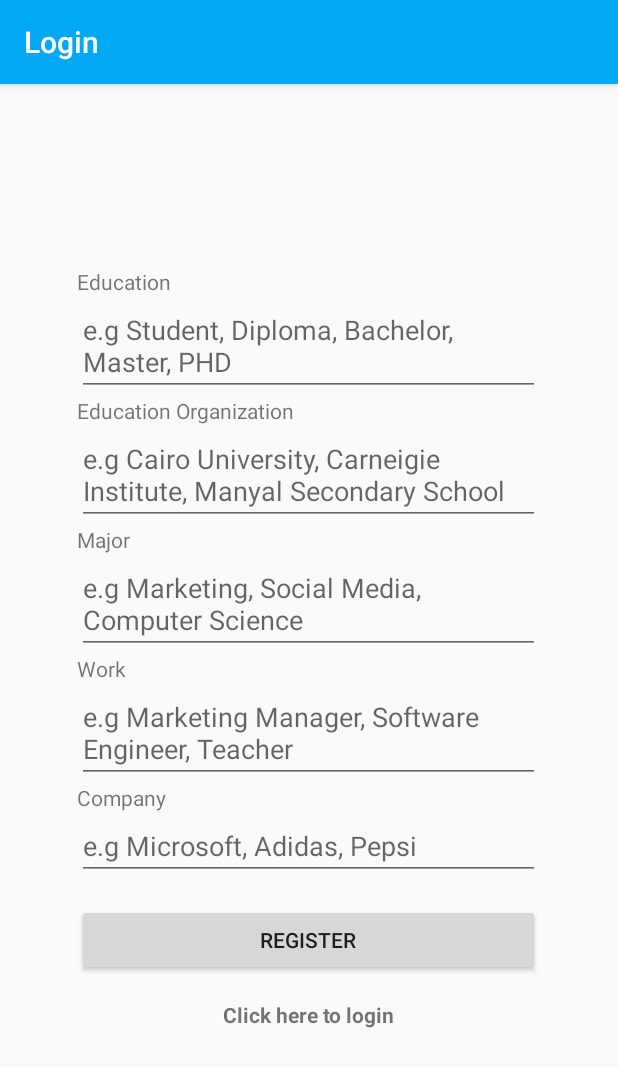
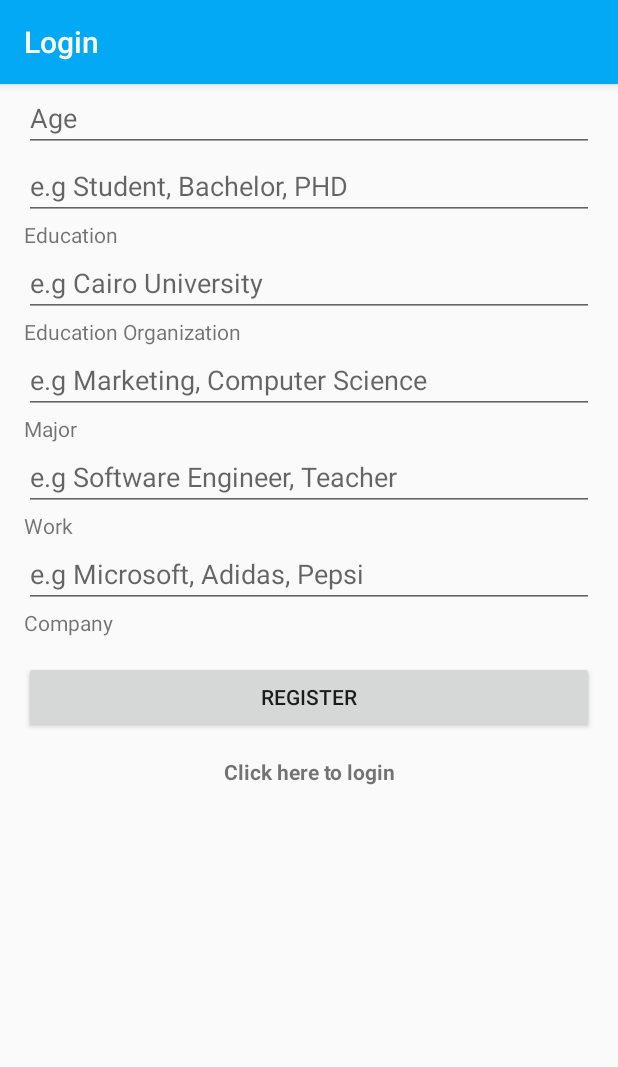
Before and after one commit to hossamnasser938/OCSChat, an Android app: the fragment RegisterMoreInfoFragment placed in its activity, on a phone screen of 412 x 824 dp. Shown: the top 1067 px of the screen. Run offline under Robolectric (Android 15) with nearby library versions, the phone set to English and light mode, and no system bars; our stand-ins replace RxJava; 1 statement that could not run was skipped.

Commit message:
Debugging changes

```diff
--- a/app/src/main/AndroidManifest.xml
+++ b/app/src/main/AndroidManifest.xml
@@ -30,7 +30,9 @@
             android:name=".activity.ChatActivity"
             android:label="@string/chat"
             android:parentActivityName=".activity.HomeActivity" />
-        <activity android:name=".activity.SettingsActivity"></activity>
+        <activity android:name=".activity.SettingsActivity"
+            android:label="@string/settings"
+            android:parentActivityName=".activity.HomeActivity" />
     </application>
 
 </manifest>
--- a/app/src/main/java/com/example/android/ocschat/fragment/RegisterFragment.kt
+++ b/app/src/main/java/com/example/android/ocschat/fragment/RegisterFragment.kt
@@ -83,7 +83,7 @@ class RegisterFragment : Fragment() {
             val userInput = getUserInput()
 
             //check empty email or password
-            if(!loginViewModel.checkEmptyInputs(userInput[Constants.EMAIL_KEY] as String, userInput[Constants.NAME_KEY] as String, userInput[Constants.PASSWORD_KEY] as String)){
+            if(!loginViewModel.checkEmptyInputs(userInput[Constants.EMAIL_KEY] as String, userInput[Constants.FIRST_NAME_KEY] as String, userInput[Constants.LAST_NAME_KEY] as String, userInput[Constants.PASSWORD_KEY] as String)){
                 showErrorMessage(R.string.forgot_email_password_name)
                 return@setOnClickListener
             }
--- a/app/src/main/java/com/example/android/ocschat/fragment/SettingsFragment.kt
+++ b/app/src/main/java/com/example/android/ocschat/fragment/SettingsFragment.kt
@@ -64,7 +64,7 @@ class SettingsFragment : Fragment() {
             settings_logged_user_name.text = currentlyLoggedUser.name
             //TODO: set user image
             setUserInfoOnClickListener(currentlyLoggedUser)
-            Log.d("SettingsFragment", it.name)
+            //Log.d("SettingsFragment", it.firstName)
         }, {
             Log.d("SettingsFragment", it.message)
             Toast.makeText(context, Constants.ERROR_FETCHING_USER_INFO, Toast.LENGTH_SHORT).show()
--- a/app/src/main/java/com/example/android/ocschat/util/Constants.java
+++ b/app/src/main/java/com/example/android/ocschat/util/Constants.java
@@ -6,7 +6,6 @@ public class Constants {
     public static final String FAILED_LOGIN_MESSAGE = "Failed to login";
     public static final String EMAIL_KEY = "email";
     public static final String PASSWORD_KEY = "password";
-    public static final String NAME_KEY = "name";
     public static final String FIRST_NAME_KEY = "first_name";
     public static final String LAST_NAME_KEY = "last_name";
     public static final String AGE_KEY = "age";
--- a/app/src/main/java/com/example/android/ocschat/viewModel/impl/LoginViewModelImpl.kt
+++ b/app/src/main/java/com/example/android/ocschat/viewModel/impl/LoginViewModelImpl.kt
@@ -24,10 +24,10 @@ class LoginViewModelImpl : LoginViewModel {
         return api.registerInFirebaseAuth(body[Constants.EMAIL_KEY] as String, body[Constants.PASSWORD_KEY] as String)
                 .flatMap { AuthResult ->
             if(AuthResult.user != null) {
-                val user = User(AuthResult.user.uid, body[Constants.NAME_KEY] as String)
+                val user = User(AuthResult.user.uid, body[Constants.FIRST_NAME_KEY] as String, body[Constants.LAST_NAME_KEY] as String)
                 addUserInfo(user, body)
                 api.registerInFirebaseDatabase(user)
-                        .subscribe({  }, { Maybe.error<OCSChatThrowable>(OCSChatThrowable(it.message)) })//removed: Constants.FAILED_REGISTERING_MESSAGE
+                        .subscribe({  }, { Maybe.error<OCSChatThrowable>(OCSChatThrowable(it.message)) })
                 Maybe.just(AuthResult.user)
             }
             else Maybe.error(OCSChatThrowable(Constants.FAILED_REGISTERING_MESSAGE)) }
@@ -55,7 +55,6 @@ class LoginViewModelImpl : LoginViewModel {
     }
 
     private fun addUserInfo(user : User, body: HashMap<String, Any>){
-        //TODO: add existing info
         if(body.containsKey(Constants.AGE_KEY))
             user.age = body[Constants.AGE_KEY] as Int
         if(body.containsKey(Constants.EDUCATION_KEY))
--- a/app/src/main/res/layout/fragment_register_more_info.xml
+++ b/app/src/main/res/layout/fragment_register_more_info.xml
@@ -1,74 +1,63 @@
 <?xml version="1.0" encoding="utf-8"?>
-<LinearLayout xmlns:android="http://schemas.android.com/apk/res/android"
+<ScrollView xmlns:android="http://schemas.android.com/apk/res/android"
     android:layout_width="match_parent"
     android:layout_height="match_parent">
 
-    <View
-        android:layout_width="0dp"
-        android:layout_height="match_parent"
-        android:layout_weight="1"/>
+    <LinearLayout
+        android:layout_width="match_parent"
+        android:layout_height="wrap_content"
+        android:orientation="vertical">
 
-    <LinearLayout
-        android:layout_width="0dp"
-        android:layout_height="wrap_content"
-        android:layout_weight="6"
-        android:orientation="vertical"
-        android:layout_gravity="center_vertical">
+        <EditText
+            android:id="@+id/register_age_edit_text"
+            style="@style/RegisterMoreInfoFields"
+            android:inputType="number"
+            android:hint="@string/age" />
+
+        <EditText
+            android:id="@+id/register_education_edit_text"
+            style="@style/RegisterMoreInfoFields"
+            android:hint="@string/education_examples" />
 
         <TextView
-            android:layout_width="wrap_content"
-            android:layout_height="wrap_content"
+            style="@style/RegisterMoreInfoFields"
             android:text="@string/education" />
 
         <EditText
-            android:id="@+id/register_education_edit_text"
-            android:layout_width="match_parent"
-            android:layout_height="wrap_content"
-            android:hint="@string/education_examples" />
+            android:id="@+id/register_education_org_edit_text"
+            style="@style/RegisterMoreInfoFields"
+            android:hint="@string/education_org_examples" />
 
         <TextView
-            android:layout_width="wrap_content"
-            android:layout_height="wrap_content"
+            style="@style/RegisterMoreInfoFields"
             android:text="@string/education_org" />
 
         <EditText
-            android:id="@+id/register_education_org_edit_text"
-            android:layout_width="match_parent"
-            android:layout_height="wrap_content"
-            android:hint="@string/education_org_examples" />
+            android:id="@+id/register_major_edit_text"
+            style="@style/RegisterMoreInfoFields"
+            android:hint="@string/major_examples" />
 
         <TextView
-            android:layout_width="wrap_content"
-            android:layout_height="wrap_content"
+            style="@style/RegisterMoreInfoFields"
             android:text="@string/major" />
 
         <EditText
-            android:id="@+id/register_major_edit_text"
-            android:layout_width="match_parent"
-            android:layout_height="wrap_content"
-            android:hint="@string/major_examples" />
+            android:id="@+id/register_work_edit_text"
+            style="@style/RegisterMoreInfoFields"
+            android:hint="@string/work_examples" />
 
         <TextView
-            android:layout_width="wrap_content"
-            android:layout_height="wrap_content"
+            style="@style/RegisterMoreInfoFields"
             android:text="@string/work" />
 
         <EditText
-            android:id="@+id/register_work_edit_text"
-            android:layout_width="match_parent"
-            android:layout_height="wrap_content"
-            android:hint="@string/work_examples" />
+            android:id="@+id/register_company_edit_text"
+            style="@style/RegisterMoreInfoFields"
+            android:hint="@string/company_examples" />
 
         <TextView
-            android:layout_width="wrap_content"
-            android:layout_height="wrap_content"
+            style="@style/RegisterMoreInfoFields"
             android:text="@string/company" />
-
-        <EditText
-            android:id="@+id/register_company_edit_text"
-            android:layout_width="match_parent"
-            android:layout_height="wrap_content"
-            android:hint="@string/company_examples" />
 
         <TextView
             android:id="@+id/register_error_text_view"
@@ -79,13 +68,6 @@
             android:gravity="center_horizontal"
             android:textColor="@color/red" />
 
-        <Button
-            android:id="@+id/register_button"
-            android:layout_width="match_parent"
-            android:layout_height="wrap_content"
-            android:layout_marginTop="@dimen/default16_margin"
-            android:text="@string/register" />
-
         <ProgressBar
             android:id="@+id/register_loading_progress_bar"
             android:layout_width="@dimen/progress_bar_dimens"
@@ -93,6 +75,12 @@
             android:layout_margin="@dimen/default16_margin"
             android:visibility="gone"
             android:layout_gravity="center_horizontal" />
+
+        <Button
+            android:id="@+id/register_button"
+            style="@style/RegisterMoreInfoFields"
+            android:layout_marginTop="@dimen/default16_margin"
+            android:text="@string/register" />
 
         <TextView
             android:id="@+id/click_login_text_view"
@@ -105,9 +93,4 @@
 
     </LinearLayout>
 
-    <View
-        android:layout_width="0dp"
-        android:layout_height="match_parent"
-        android:layout_weight="1"/>
-
-</LinearLayout>
+</ScrollView>
--- a/app/src/main/res/layout/fragment_user_info.xml
+++ b/app/src/main/res/layout/fragment_user_info.xml
@@ -7,7 +7,6 @@
         android:layout_width="0dp"
         android:layout_height="wrap_content"
         android:layout_weight="1"
-        android:layout_margin="@dimen/default16_margin"
         android:orientation="vertical">
 
         <TextView
@@ -47,7 +46,7 @@
         android:layout_width="0dp"
         android:layout_height="wrap_content"
         android:layout_weight="1"
-        android:layout_margin="@dimen/default16_margin"
+        android:layout_margin="@dimen/default8_margin"
         android:scaleType="fitCenter"
         android:adjustViewBounds="true" />
 
--- a/app/src/main/res/values/strings.xml
+++ b/app/src/main/res/values/strings.xml
@@ -13,13 +13,13 @@
     <string name="last_name">Last name</string>
     <string name="age">Age</string>
     <string name="education">Education</string>
-    <string name="education_examples">e.g Student, Diploma, Bachelor, Master, PHD</string>
+    <string name="education_examples">e.g Student, Bachelor, PHD</string>
     <string name="education_org">Education Organization</string>
-    <string name="education_org_examples">e.g Cairo University, Carneigie Institute, Manyal Secondary School</string>
+    <string name="education_org_examples">e.g Cairo University</string>
     <string name="major">Major</string>
-    <string name="major_examples">e.g Marketing, Social Media, Computer Science</string>
+    <string name="major_examples">e.g Marketing, Computer Science</string>
     <string name="work">Work</string>
-    <string name="work_examples">e.g Marketing Manager, Software Engineer, Teacher</string>
+    <string name="work_examples">e.g Software Engineer, Teacher</string>
     <string name="company">Company</string>
     <string name="company_examples">e.g Microsoft, Adidas, Pepsi</string>
     <string name="forgot_email_password">Please Enter your email and password</string>
@@ -52,4 +52,5 @@
     <string name="friend_email">Friend E-mail</string>
     <string name="opening_email_app_error">Can not find installed app concerned with sending emails</string>
     <string name="enter_email">Enter email of a friend to invite</string>
+    <string name="welcome">Welcome,&#160;</string>
 </resources>
--- a/app/src/main/res/values/styles.xml
+++ b/app/src/main/res/values/styles.xml
@@ -12,8 +12,23 @@
         <item name="android:layout_width">match_parent</item>
         <item name="android:layout_height">wrap_content</item>
         <item name="android:gravity">center</item>
+        <item name="android:layout_margin">@dimen/default8_margin</item>
         <item name="android:textAppearance">@style/Base.TextAppearance.AppCompat.Medium</item>
         <item name="android:visibility">gone</item>
     </style>
 
+    <style name="RegisterMoreInfoFields">
+        <item name="android:layout_width">match_parent</item>
+        <item name="android:layout_height">wrap_content</item>
+        <item name="android:layout_marginLeft">@dimen/default16_margin</item>
+        <item name="android:layout_marginRight">@dimen/default16_margin</item>
+    </style>
+
+    <style name="UpdateProfileMoreInfoFields">
+        <item name="android:layout_width">match_parent</item>
+        <item name="android:layout_height">wrap_content</item>
+        <item name="android:gravity">center</item>
+        <item name="android:visibility">gone</item>
+    </style>
+
 </resources>
```
Also changed, not shown: app/src/main/java/com/example/android/ocschat/fragment/RegisterMoreInfoFragment.kt (+7 -2 lines), app/src/main/java/com/example/android/ocschat/model/User.java (+2 -21 lines), app/src/main/res/layout/fragment_friend_info.xml (+11 -5 lines), app/src/main/res/layout/fragment_login.xml (+7 -7 lines), app/src/main/res/layout/fragment_register.xml (+0 -8 lines), app/src/main/res/layout/fragment_update_profile.xml (+6 -24 lines).
